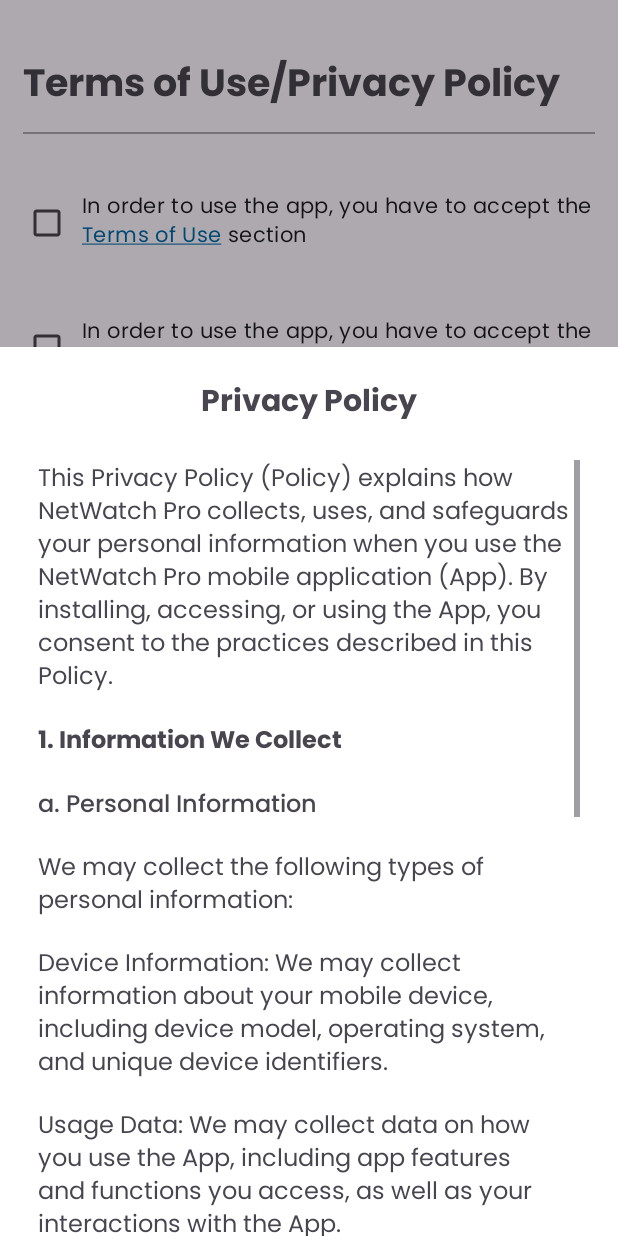
After one commit to gpapadopp/netwatch-pro, an Android app: the fragment ModalSheetPrivacyPolicy placed in its activity, on a phone screen of 412 x 824 dp. The commit adds this screen. Run offline under Robolectric (Android 15) with nearby library versions, the phone set to English and light mode, and no system bars.

Commit message:
Added modal sheet for privact policy.

```diff
--- a/app/src/main/java/eu/gpapadop/netwatchpro/InitialTermsScreen.java
+++ b/app/src/main/java/eu/gpapadop/netwatchpro/InitialTermsScreen.java
@@ -16,6 +16,7 @@ import android.widget.Button;
 import android.widget.CheckBox;
 import android.widget.CompoundButton;
 
+import eu.gpapadop.netwatchpro.modal_sheets.ModalSheetPrivacyPolicy;
 import eu.gpapadop.netwatchpro.modal_sheets.ModalSheetTermsOfUse;
 
 public class InitialTermsScreen extends AppCompatActivity {
@@ -93,7 +94,8 @@ public class InitialTermsScreen extends AppCompatActivity {
             public void onClick(View widget) {
                 // Prevent CheckBox state from being toggled when link is clicked
                 widget.cancelPendingInputEvents();
-                // Do action for link text...
+                ModalSheetPrivacyPolicy modalSheetPrivacyPolicy = new ModalSheetPrivacyPolicy();
+                modalSheetPrivacyPolicy.show(getSupportFragmentManager(), modalSheetPrivacyPolicy.getTag());
             }
             @Override
             public void updateDrawState(TextPaint ds) {
--- /dev/null
+++ b/app/src/main/java/eu/gpapadop/netwatchpro/modal_sheets/ModalSheetPrivacyPolicy.java
@@ -0,0 +1,17 @@
+package eu.gpapadop.netwatchpro.modal_sheets;
+
+import android.os.Bundle;
+import android.view.LayoutInflater;
+import android.view.View;
+import android.view.ViewGroup;
+
+import com.google.android.material.bottomsheet.BottomSheetDialogFragment;
+
+import eu.gpapadop.netwatchpro.R;
+
+public class ModalSheetPrivacyPolicy extends BottomSheetDialogFragment {
+    @Override
+    public View onCreateView(LayoutInflater inflater, ViewGroup container, Bundle savedInstanceState) {
+        return inflater.inflate(R.layout.modal_sheet_privacy_policy, container, false);
+    }
+}
--- /dev/null
+++ b/app/src/main/res/layout/modal_sheet_privacy_policy.xml
@@ -0,0 +1,224 @@
+<?xml version="1.0" encoding="utf-8"?>
+<LinearLayout
+    xmlns:android="http://schemas.android.com/apk/res/android"
+    android:layout_width="match_parent"
+    android:layout_height="wrap_content"
+    android:orientation="vertical"
+    android:background="@color/white"
+    >
+
+    <TextView
+        android:layout_width="match_parent"
+        android:layout_height="wrap_content"
+        android:text="@string/privacy_policy"
+        android:gravity="center"
+        android:fontFamily="@font/poppins_bold"
+        android:textSize="20dp"
+        android:layout_marginTop="20dp"
+        />
+
+    <ScrollView
+        android:layout_width="match_parent"
+        android:layout_height="match_parent"
+        android:layout_marginTop="20dp"
+        android:layout_marginLeft="25dp"
+        android:layout_marginRight="25dp"
+        >
+        <TableLayout
+            android:layout_width="match_parent"
+            android:layout_height="wrap_content"
+            android:stretchColumns="1"
+            >
+            <TextView
+                android:layout_width="match_parent"
+                android:layout_height="wrap_content"
+                android:text="@string/modal_sheet_privacy_policy_first_main_text"
+                android:fontFamily="@font/poppins"
+                android:textSize="16dp" />
+            <TextView
+                android:layout_width="match_parent"
+                android:layout_height="wrap_content"
+                android:text="@string/modal_sheet_privacy_policy_information_we_collect"
+                android:fontFamily="@font/poppins_bold"
+                android:layout_marginTop="15dp"
+                android:textSize="16dp" />
+            <TextView
+                android:layout_width="match_parent"
+                android:layout_height="wrap_content"
+                android:text="@string/modal_sheet_privacy_policy_personal_information"
+                android:fontFamily="@font/poppins_medium"
+                android:layout_marginTop="15dp"
+                android:textSize="16dp" />
+            <TextView
+                android:layout_width="match_parent"
+                android:layout_height="wrap_content"
+                android:text="@string/modal_sheet_privacy_policy_collecting_types"
+                android:fontFamily="@font/poppins"
+                android:layout_marginTop="15dp"
+                android:textSize="16dp" />
+            <TextView
+                android:layout_width="match_parent"
+                android:layout_height="wrap_content"
+                android:text="@string/modal_sheet_privacy_policy_device_information"
+                android:fontFamily="@font/poppins"
+                android:layout_marginTop="15dp"
+                android:textSize="16dp" />
+            <TextView
+                android:layout_width="match_parent"
+                android:layout_height="wrap_content"
+                android:text="@string/modal_sheet_privacy_policy_usage_data"
+                android:fontFamily="@font/poppins"
+                android:layout_marginTop="15dp"
+                android:textSize="16dp" />
+            <TextView
+                android:layout_width="match_parent"
+                android:layout_height="wrap_content"
+                android:text="@string/modal_sheet_privacy_policy_data_collected_for_app_functionality"
+                android:fontFamily="@font/poppins_medium"
+                android:layout_marginTop="15dp"
+                android:textSize="16dp" />
+            <TextView
+                android:layout_width="match_parent"
+                android:layout_height="wrap_content"
+                android:text="@string/modal_sheet_privacy_policy_request_access"
+                android:fontFamily="@font/poppins"
+                android:layout_marginTop="15dp"
+                android:textSize="16dp" />
+            <TextView
+                android:layout_width="match_parent"
+                android:layout_height="wrap_content"
+                android:text="@string/modal_sheet_privacy_policy_internet_access"
+                android:fontFamily="@font/poppins"
+                android:layout_marginTop="15dp"
+                android:textSize="16dp" />
+            <TextView
+                android:layout_width="match_parent"
+                android:layout_height="wrap_content"
+                android:text="@string/modal_sheet_privacy_policy_app_permissions"
+                android:fontFamily="@font/poppins"
+                android:layout_marginTop="15dp"
+                android:textSize="16dp" />
+            <TextView
+                android:layout_width="match_parent"
+                android:layout_height="wrap_content"
+                android:text="@string/modal_sheet_privacy_policy_how_we_use_your_information"
+                android:fontFamily="@font/poppins_bold"
+                android:layout_marginTop="15dp"
+                android:textSize="16dp" />
+            <TextView
+                android:layout_width="match_parent"
+                android:layout_height="wrap_content"
+                android:text="@string/modal_sheet_privacy_policy_use_information_purposes"
+                android:fontFamily="@font/poppins"
+                android:layout_marginTop="15dp"
+                android:textSize="16dp" />
+            <TextView
+                android:layout_width="match_parent"
+                android:layout_height="wrap_content"
+                android:text="@string/modal_sheet_privacy_policy_provide_and_maintain_app"
+                android:fontFamily="@font/poppins"
+                android:layout_marginTop="15dp"
+                android:textSize="16dp" />
+            <TextView
+                android:layout_width="match_parent"
+                android:layout_height="wrap_content"
+                android:text="@string/modal_sheet_privacy_policy_detect_and_report_malware"
+                android:fontFamily="@font/poppins"
+                android:layout_marginTop="15dp"
+                android:textSize="16dp" />
+            <TextView
+                android:layout_width="match_parent"
+                android:layout_height="wrap_content"
+                android:text="@string/modal_sheet_privacy_policy_analyze_internet_access"
+                android:fontFamily="@font/poppins"
+                android:layout_marginTop="15dp"
+                android:textSize="16dp" />
+            <TextView
+                android:layout_width="match_parent"
+                android:layout_height="wrap_content"
+                android:text="@string/modal_sheet_privacy_policy_improve_and_enhance_performance"
+                android:fontFamily="@font/poppins"
+                android:layout_marginTop="15dp"
+                android:textSize="16dp" />
+            <TextView
+                android:layout_width="match_parent"
+                android:layout_height="wrap_content"
+                android:text="@string/modal_sheet_privacy_policy_data_security"
+                android:fontFamily="@font/poppins_bold"
+                android:layout_marginTop="15dp"
+                android:textSize="16dp" />
+            <TextView
+                android:layout_width="match_parent"
+                android:layout_height="wrap_content"
+                android:text="@string/modal_sheet_privacy_policy_data_security_main_text"
+                android:fontFamily="@font/poppins"
+                android:layout_marginTop="15dp"
+                android:textSize="16dp" />
+            <TextView
+                android:layout_width="match_parent"
+                android:layout_height="wrap_content"
+                android:text="@string/modal_sheet_privacy_policy_third_party_services"
+                android:fontFamily="@font/poppins_bold"
+                android:layout_marginTop="15dp"
+                android:textSize="16dp" />
+            <TextView
+                android:layout_width="match_parent"
+                android:layout_height="wrap_content"
+                android:text="@string/modal_sheet_privacy_policy_third_party_services_main_text"
+                android:fontFamily="@font/poppins"
+                android:layout_marginTop="15dp"
+                android:textSize="16dp" />
+            <TextView
+                android:layout_width="match_parent"
+                android:layout_height="wrap_content"
+                android:text="@string/modal_sheet_privacy_policy_children_privacy"
+                android:fontFamily="@font/poppins_bold"
+                android:layout_marginTop="15dp"
+                android:textSize="16dp" />
+            <TextView
+                android:layout_width="match_parent"
+                android:layout_height="wrap_content"
+                android:text="@string/modal_sheet_privacy_policy_children_privacy_main_text"
+                android:fontFamily="@font/poppins"
+                android:layout_marginTop="15dp"
+                android:textSize="16dp" />
+            <TextView
+                android:layout_width="match_parent"
+                android:layout_height="wrap_content"
+                android:text="@string/modal_sheet_privacy_policy_changes_to_this_privacy_policy"
+                android:fontFamily="@font/poppins_bold"
+                android:layout_marginTop="15dp"
+                android:textSize="16dp" />
+            <TextView
+                android:layout_width="match_parent"
+                android:layout_height="wrap_content"
+                android:text="@string/modal_sheet_privacy_policy_changes_to_this_privacy_policy_main_text"
+                android:fontFamily="@font/poppins"
+                android:layout_marginTop="15dp"
+                android:textSize="16dp" />
+            <TextView
+                android:layout_width="match_parent"
+                android:layout_height="wrap_content"
+                android:text="@string/modal_sheet_privacy_policy_contact_information"
+                android:fontFamily="@font/poppins_bold"
+                android:layout_marginTop="15dp"
+                android:textSize="16dp" />
+            <TextView
+                android:layout_width="match_parent"
+                android:layout_height="wrap_content"
+                android:text="@string/modal_sheet_privacy_policy_contact_information_main_text"
+                android:fontFamily="@font/poppins"
+                android:layout_marginTop="15dp"
+                android:textSize="16dp" />
+            <TextView
+                android:layout_width="match_parent"
+                android:layout_height="wrap_content"
+                android:text="@string/modal_sheet_privacy_policy_contact_information_secondary_text"
+                android:fontFamily="@font/poppins"
+                android:layout_marginTop="5dp"
+                android:layout_marginBottom="50dp"
+                android:textSize="16dp" />
+        </TableLayout>
+    </ScrollView>
+
+</LinearLayout>
--- a/app/src/main/res/values/strings.xml
+++ b/app/src/main/res/values/strings.xml
@@ -45,4 +45,32 @@
     <string name="modal_sheet_terms_of_use_contact_information">10. Contact Information</string>
     <string name="modal_sheet_terms_of_use_contact_information_main_text">If you have any questions or concerns about these Terms or the App, please contact us at info@ict.ihu.gr.</string>
     <string name="modal_sheet_terms_of_use_final_line">By using the "NetWatch Pro" App, you acknowledge that you have read, understood, and agreed to these Terms of Use. If you do not agree with any part of these Terms, please do not use the App.</string>
+    <!--  Strings used for Privacy Policy Modal Sheet  -->
+    <string name="modal_sheet_privacy_policy_first_main_text">This Privacy Policy ("Policy") explains how "NetWatch Pro" collects, uses, and safeguards your personal information when you use the "NetWatch Pro" mobile application ("App"). By installing, accessing, or using the App, you consent to the practices described in this Policy.</string>
+    <string name="modal_sheet_privacy_policy_information_we_collect">1. Information We Collect</string>
+    <string name="modal_sheet_privacy_policy_personal_information">a. Personal Information</string>
+    <string name="modal_sheet_privacy_policy_collecting_types">We may collect the following types of personal information:</string>
+    <string name="modal_sheet_privacy_policy_device_information">Device Information: We may collect information about your mobile device, including device model, operating system, and unique device identifiers.</string>
+    <string name="modal_sheet_privacy_policy_usage_data">Usage Data: We may collect data on how you use the App, including app features and functions you access, as well as your interactions with the App.</string>
+    <string name="modal_sheet_privacy_policy_data_collected_for_app_functionality">b. Data Collected for App Functionality</string>
+    <string name="modal_sheet_privacy_policy_request_access">The App may request access to the following device permissions and data to provide its functionality:</string>
+    <string name="modal_sheet_privacy_policy_internet_access">Internet Access: The App may require internet access to analyze internet traffic and detect suspicious IP packages.</string>
+    <string name="modal_sheet_privacy_policy_app_permissions">App Permissions: The App may request access to certain device permissions, such as storage access, to perform malware scanning.</string>
+    <string name="modal_sheet_privacy_policy_how_we_use_your_information">2. How We Use Your Information</string>
+    <string name="modal_sheet_privacy_policy_use_information_purposes">We may use your information for the following purposes:</string>
+    <string name="modal_sheet_privacy_policy_provide_and_maintain_app">To provide and maintain the App\'s functionality.</string>
+    <string name="modal_sheet_privacy_policy_detect_and_report_malware">To detect and report on potential malware in installed applications on your device.</string>
+    <string name="modal_sheet_privacy_policy_analyze_internet_access">To analyze internet traffic and identify suspicious IP packages.</string>
+    <string name="modal_sheet_privacy_policy_improve_and_enhance_performance">To improve and enhance the performance and features of the App.</string>
+    <string name="modal_sheet_privacy_policy_data_security">3. Data Security</string>
+    <string name="modal_sheet_privacy_policy_data_security_main_text">We take reasonable measures to protect your personal information from unauthorized access, disclosure, alteration, or destruction. However, please be aware that no method of transmitting data over the internet or storing data is completely secure, and we cannot guarantee the absolute security of your data.</string>
+    <string name="modal_sheet_privacy_policy_third_party_services">4. Third-Party Services</string>
+    <string name="modal_sheet_privacy_policy_third_party_services_main_text">The App may include links to third-party websites, services, or content. We do not control these third-party services and are not responsible for their privacy practices. We encourage you to review the privacy policies of these third-party services before interacting with them.</string>
+    <string name="modal_sheet_privacy_policy_children_privacy">5. Children\'s Privacy</string>
+    <string name="modal_sheet_privacy_policy_children_privacy_main_text">The App is not intended for use by children under the age of 13. We do not knowingly collect personal information from children under 13. If you believe that we have unintentionally collected personal information from a child under 13, please contact us immediately.</string>
+    <string name="modal_sheet_privacy_policy_changes_to_this_privacy_policy">6. Changes to this Privacy Policy</string>
+    <string name="modal_sheet_privacy_policy_changes_to_this_privacy_policy_main_text">We may update this Privacy Policy to reflect changes to our data practices. We will notify you of any changes by posting the updated Policy in the App. Your continued use of the App after such modifications will constitute your acknowledgment of the revised Privacy Policy.</string>
+    <string name="modal_sheet_privacy_policy_contact_information">7. Contact Information</string>
+    <string name="modal_sheet_privacy_policy_contact_information_main_text">If you have questions or concerns about this Privacy Policy or the App\'s data practices, please contact us at info@ict.ihu.gr.</string>
+    <string name="modal_sheet_privacy_policy_contact_information_secondary_text">By using the "NetWatch Pro" App, you consent to the collection and use of your personal information as described in this Privacy Policy.</string>
 </resources>
```
